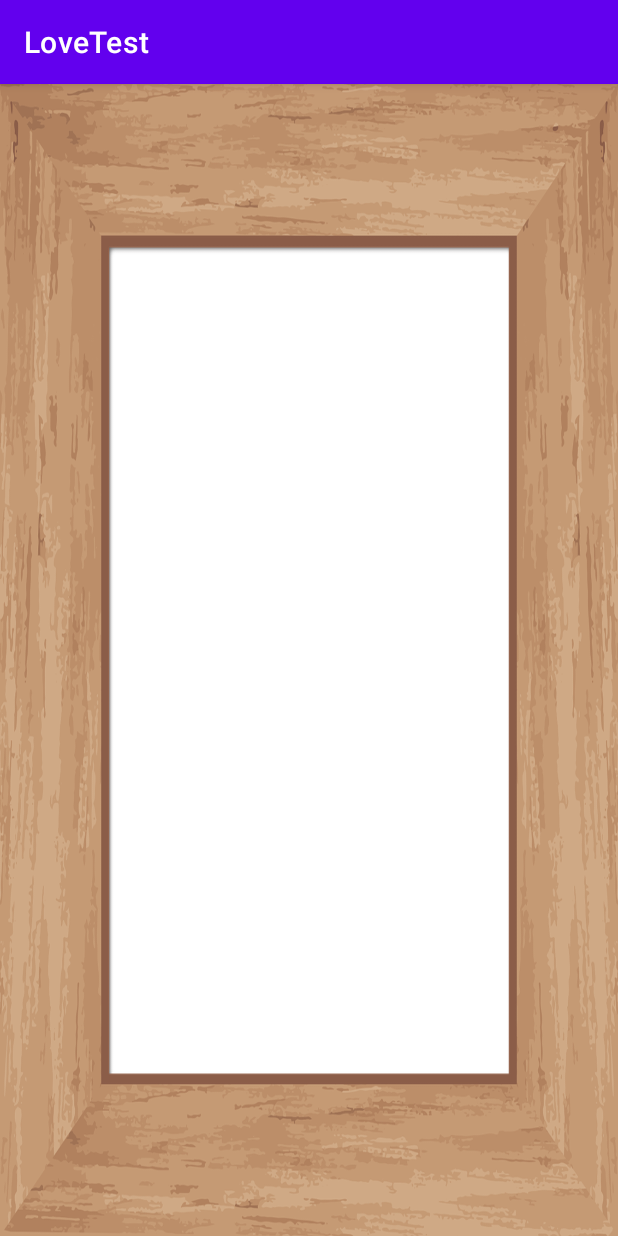
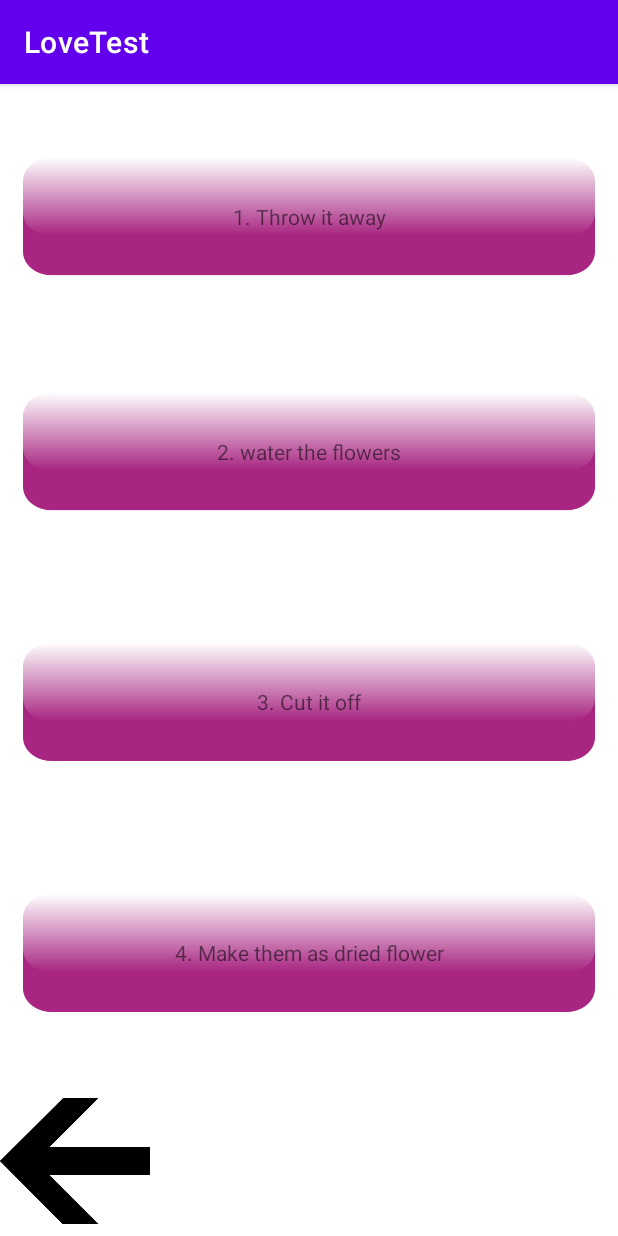
Before and after one commit to yoojinlee-hub/Practice_Kotlin, an Android app: the fragment SelectionFragment shown on its own in the app's theme, on a phone screen of 412 x 824 dp. Run offline under Robolectric (Android 15) with nearby library versions, the phone set to English and light mode, and no system bars.

Commit message:
update pages

```diff
--- a/LoveTest/app/src/main/res/layout/fragment_main.xml
+++ b/LoveTest/app/src/main/res/layout/fragment_main.xml
@@ -19,7 +19,7 @@
         android:textSize="56dp"
         app:layout_constraintBottom_toTopOf="@+id/imageView2"
         app:layout_constraintEnd_toEndOf="parent"
-        app:layout_constraintHorizontal_bias="0.592"
+        app:layout_constraintHorizontal_bias="0.544"
         app:layout_constraintStart_toStartOf="parent"
         app:layout_constraintTop_toTopOf="parent" />
 
@@ -29,10 +29,11 @@
         android:layout_height="307dp"
         android:layout_marginStart="76dp"
         android:layout_marginEnd="76dp"
-        android:layout_marginBottom="272dp"
+        android:layout_marginBottom="388dp"
         android:src="@drawable/loveimage"
         app:layout_constraintBottom_toBottomOf="parent"
         app:layout_constraintEnd_toEndOf="parent"
+        app:layout_constraintHorizontal_bias="0.0"
         app:layout_constraintStart_toStartOf="parent" />
 
     <ImageView
--- a/LoveTest/app/src/main/res/layout/fragment_selection.xml
+++ b/LoveTest/app/src/main/res/layout/fragment_selection.xml
@@ -3,8 +3,74 @@
     xmlns:tools="http://schemas.android.com/tools"
     android:layout_width="match_parent"
     android:layout_height="match_parent"
-    android:background="@drawable/background"
+    xmlns:app="http://schemas.android.com/apk/res-auto"
     tools:context=".fragment.SelectionFragment">
 
+    <LinearLayout
+        android:layout_width="match_parent"
+        android:layout_height="0dp"
+        android:weightSum="4"
+        android:paddingStart="15dp"
+        android:paddingEnd="15dp"
+        app:layout_constraintBottom_toTopOf="@+id/guideline"
+        app:layout_constraintTop_toTopOf="parent"
+        android:orientation="vertical">
+        <TextView
+            android:id="@+id/option_1"
+            android:layout_width="match_parent"
+            android:layout_height="0dp"
+            android:gravity="center"
+            android:text="1. Throw it away"
+            android:layout_weight="1"
+            android:background="@drawable/selection"
+            android:layout_marginTop="10dp"
+            />
+        <TextView
+            android:id="@+id/option_2"
+            android:layout_width="match_parent"
+            android:layout_height="0dp"
+            android:layout_weight="1"
+            android:gravity="center"
+            android:text="2. water the flowers"
+            android:background="@drawable/selection"
+            android:layout_marginBottom="10dp"
+            />
+        <TextView
+            android:id="@+id/option_3"
+            android:layout_width="match_parent"
+            android:layout_height="0dp"
+            android:layout_weight="1"
+            android:gravity="center"
+            android:text="3. Cut it off"
+            android:background="@drawable/selection"
+            android:layout_marginBottom="10dp"
+            />
+        <TextView
+            android:id="@+id/option_4"
+            android:layout_width="match_parent"
+            android:layout_height="0dp"
+            android:layout_weight="1"
+            android:gravity="center"
+            android:text="4. Make them as dried flower"
+            android:background="@drawable/selection"
+            android:layout_marginBottom="10dp"
+            />
+    </LinearLayout>
+
+    <ImageView
+        android:id="@+id/btn_back"
+        app:layout_constraintStart_toStartOf="parent"
+        android:layout_width="100dp"
+        android:layout_height="100dp"
+        android:src="@drawable/previous"
+        app:layout_constraintTop_toBottomOf="@id/guideline"
+        />
+
+    <androidx.constraintlayout.widget.Guideline
+        android:id="@+id/guideline"
+        android:layout_width="wrap_content"
+        android:layout_height="wrap_content"
+        android:orientation="horizontal"
+        app:layout_constraintGuide_percent="0.87" />
 
 </androidx.constraintlayout.widget.ConstraintLayout>
--- a/LoveTest/app/src/main/res/values/strings.xml
+++ b/LoveTest/app/src/main/res/values/strings.xml
@@ -2,4 +2,5 @@
     <string name="app_name">LoveTest</string>
     <!-- TODO: Remove or change this placeholder text -->
     <string name="main_title">love test</string>
+    <string name="question">There were favorite flowers \n in the flower base.\n As time goes, \n the flowers have all withered. \n What are you going to do with that?</string>
 </resources>
```
Also changed, not shown: LoveTest/app/src/main/res/layout/fragment_question.xml (+45 -4 lines), LoveTest/app/src/main/res/layout/fragment_result.xml (+22 -4 lines), LoveTest/app/src/main/res/drawable/background.png, LoveTest/app/src/main/res/drawable/previous.png (added), LoveTest/app/src/main/res/drawable/question_img.png (added), LoveTest/app/src/main/res/drawable/selection.png (added).
